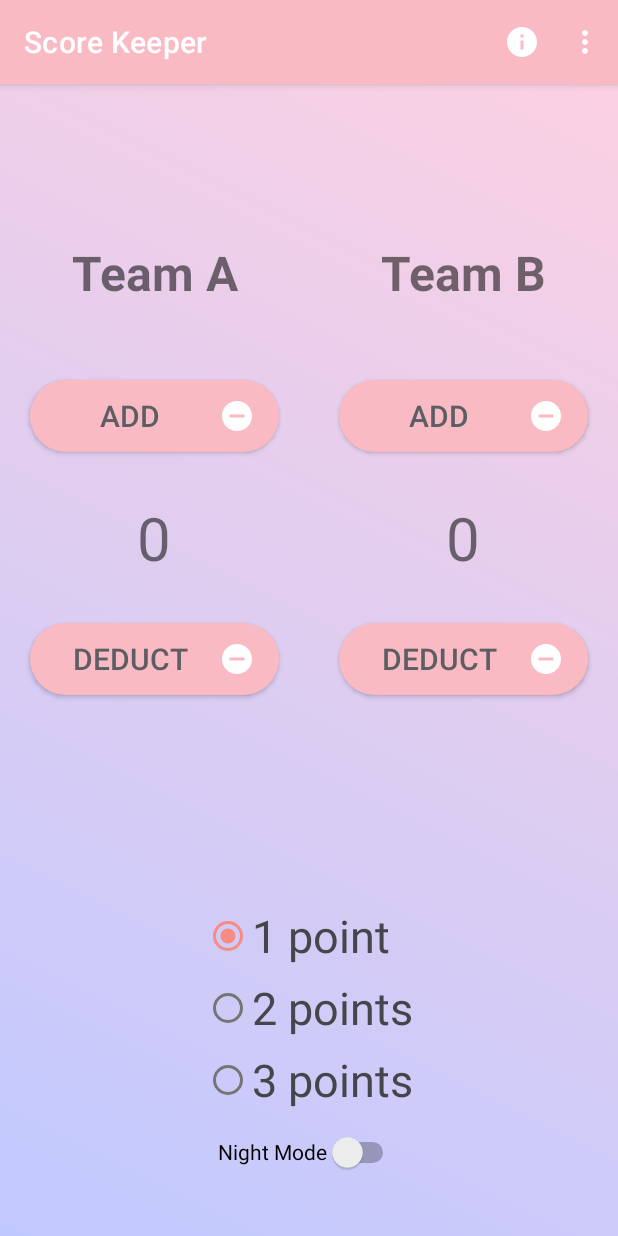
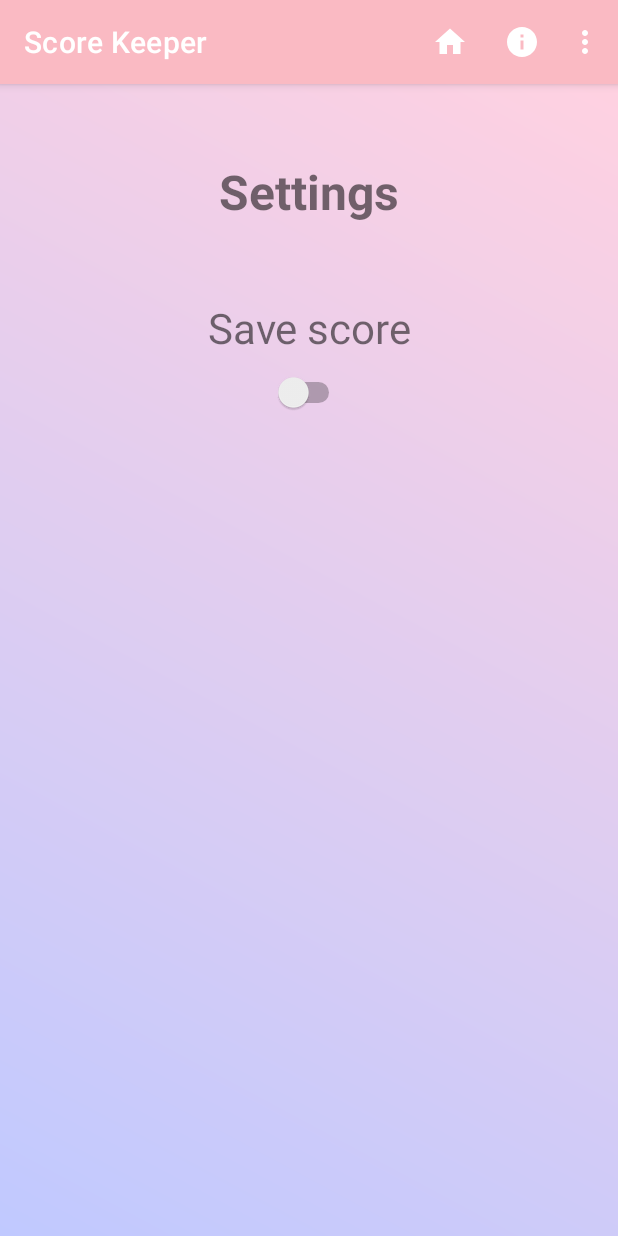
Before and after one commit to YuenShanTsang/YuenShan_Score, an Android app: the screen it shows after launch (MainActivity before the commit, SettingActivity after it), in the options menu, after a tap on "Settings", on a phone screen of 412 x 824 dp. Run offline under Robolectric (Android 15) with nearby library versions, the phone set to English and light mode, and no system bars.

Commit message:
Added a switch in settings, and a home menu item

```diff
--- a/app/src/main/AndroidManifest.xml
+++ b/app/src/main/AndroidManifest.xml
@@ -12,6 +12,9 @@
         android:theme="@style/Theme.YuenShan_Score"
         tools:targetApi="31">
         <activity
+            android:name=".SettingActivity"
+            android:exported="false" />
+        <activity
             android:name=".MainActivity"
             android:exported="true">
             <intent-filter>
--- a/app/src/main/java/com/example/yuenshan_score/MainActivity.kt
+++ b/app/src/main/java/com/example/yuenshan_score/MainActivity.kt
@@ -1,5 +1,6 @@
 package com.example.yuenshan_score
 
+import android.content.Intent
 import android.content.SharedPreferences
 import android.content.res.Configuration
 import android.os.Bundle
@@ -155,12 +156,19 @@ class MainActivity : AppCompatActivity() {
     override fun onOptionsItemSelected(item: MenuItem): Boolean {
         // Handle item selection
         return when (item.itemId) {
+            R.id.home -> {
+                val intent = Intent(this, MainActivity::class.java)
+                startActivity(intent)
+                true
+            }
             R.id.about -> {
-                val toast = Toast.makeText(this, "Developed by Yuen Shan Tsang(Clary)\nCourse Code: JAV1001", Toast.LENGTH_SHORT)
+                val toast = Toast.makeText(this, "Developed by Yuen Shan Tsang (Clary)\nCourse Code: JAV1001", Toast.LENGTH_SHORT)
                 toast.show()
                 true
             }
             R.id.settings -> {
+                val intent = Intent(this, SettingActivity::class.java)
+                startActivity(intent)
                 true
             }
             else -> super.onOptionsItemSelected(item)
--- /dev/null
+++ b/app/src/main/java/com/example/yuenshan_score/SettingActivity.kt
@@ -0,0 +1,72 @@
+package com.example.yuenshan_score
+
+import android.content.Intent
+import android.content.SharedPreferences
+import androidx.appcompat.app.AppCompatActivity
+import android.os.Bundle
+import android.preference.PreferenceManager
+import android.view.Menu
+import android.view.MenuInflater
+import android.view.MenuItem
+import android.widget.Switch
+import android.widget.Toast
+
+class SettingActivity : AppCompatActivity() {
+
+
+    private lateinit var saveScoreSwitch: Switch
+    private lateinit var sharedPreferences: SharedPreferences
+
+
+    override fun onCreate(savedInstanceState: Bundle?) {
+        super.onCreate(savedInstanceState)
+        setContentView(R.layout.activity_setting)
+
+        saveScoreSwitch = findViewById(R.id.save_switch)
+        sharedPreferences = PreferenceManager.getDefaultSharedPreferences(this)
+
+        // Set the initial state of the switch based on the user's preference
+        saveScoreSwitch.isChecked = sharedPreferences.getBoolean("save_scores", false)
+
+        // Set the listener for the switch
+        saveScoreSwitch.setOnCheckedChangeListener { _, isChecked ->
+            // Save the user's preference for saving scores
+            sharedPreferences.edit().putBoolean("save_scores", isChecked).apply()
+
+
+        }
+    }
+
+
+        override fun onCreateOptionsMenu(menu: Menu): Boolean {
+            val inflater: MenuInflater = menuInflater
+            inflater.inflate(R.menu.main_menu, menu)
+            return true
+        }
+
+        override fun onOptionsItemSelected(item: MenuItem): Boolean {
+            // Handle item selection
+            return when (item.itemId) {
+                R.id.home -> {
+                    val intent = Intent(this, MainActivity::class.java)
+                    startActivity(intent)
+                    true
+                }
+                R.id.about -> {
+                    val toast = Toast.makeText(
+                        this,
+                        "Developed by Yuen Shan Tsang (Clary)\nCourse Code: JAV1001",
+                        Toast.LENGTH_SHORT
+                    )
+                    toast.show()
+                    true
+                }
+                R.id.settings -> {
+                    val intent = Intent(this, SettingActivity::class.java)
+                    startActivity(intent)
+                    true
+                }
+                else -> super.onOptionsItemSelected(item)
+            }
+        }
+    }
--- /dev/null
+++ b/app/src/main/res/drawable/home_icon.xml
@@ -0,0 +1,5 @@
+<vector android:height="24dp" android:tint="#FFFFFF"
+    android:viewportHeight="24" android:viewportWidth="24"
+    android:width="24dp" xmlns:android="http://schemas.android.com/apk/res/android">
+    <path android:fillColor="@android:color/white" android:pathData="M10,20v-6h4v6h5v-8h3L12,3 2,12h3v8z"/>
+</vector>
--- /dev/null
+++ b/app/src/main/res/layout/activity_setting.xml
@@ -0,0 +1,41 @@
+<?xml version="1.0" encoding="utf-8"?>
+<!--Divide the screen into upper (2 Scoreboards) and lower part (Change points)-->
+<LinearLayout xmlns:android="http://schemas.android.com/apk/res/android"
+    xmlns:tools="http://schemas.android.com/tools"
+    android:layout_width="match_parent"
+    android:layout_height="match_parent"
+    android:orientation="vertical"
+    android:background="@drawable/day_background">
+
+
+    <TextView
+        android:id="@+id/setting_text_view"
+        android:layout_width="fill_parent"
+        android:layout_height="wrap_content"
+        android:layout_marginTop="50dp"
+        android:gravity="center"
+        android:text="@string/setting_text"
+        android:textSize="32sp"
+        android:textStyle="bold" />
+
+    <TextView
+        android:id="@+id/save_text_view"
+        android:layout_width="fill_parent"
+        android:layout_height="wrap_content"
+        android:layout_marginTop="50dp"
+        android:gravity="center"
+        android:text="@string/save_text"
+        android:textSize="28sp" />
+
+    <Switch
+        android:id="@+id/save_switch"
+        android:layout_width="wrap_content"
+        android:layout_height="wrap_content"
+        android:layout_gravity="center"
+        android:checked="false"
+        android:minWidth="48dp"
+        android:minHeight="48dp"
+        tools:ignore="UseSwitchCompatOrMaterialXml" />
+
+
+</LinearLayout>
--- a/app/src/main/res/menu/main_menu.xml
+++ b/app/src/main/res/menu/main_menu.xml
@@ -1,10 +1,16 @@
 <?xml version="1.0" encoding="utf-8"?>
 <menu xmlns:app="http://schemas.android.com/apk/res-auto"
     xmlns:android="http://schemas.android.com/apk/res/android">
+    <item android:id="@+id/home"
+        android:icon="@drawable/home_icon"
+        android:title="@string/home"
+        app:showAsAction="ifRoom" />
     <item android:id="@+id/about"
         android:icon="@drawable/about_icon"
         android:title="@string/about"
         app:showAsAction="ifRoom" />
     <item android:id="@+id/settings"
+        android:icon="@drawable/about_icon"
         android:title="@string/settings" />
+
 </menu>
--- a/app/src/main/res/values/strings.xml
+++ b/app/src/main/res/values/strings.xml
@@ -10,6 +10,9 @@
     <string name="radio2_button">2 points</string>
     <string name="radio3_button">3 points</string>
     <string name="night_mode_switch">Night Mode</string>
+    <string name="home">Home</string>
     <string name="about">About</string>
     <string name="settings">Settings</string>
+    <string name="setting_text">Settings</string>
+    <string name="save_text">Save score</string>
 </resources>
```
